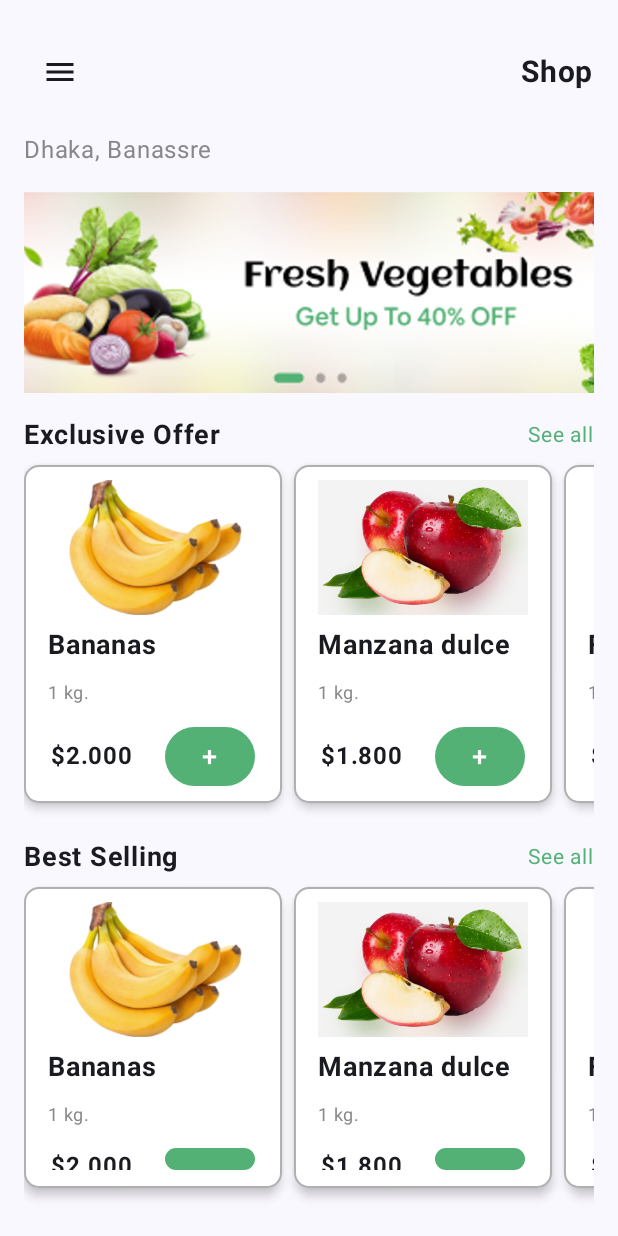
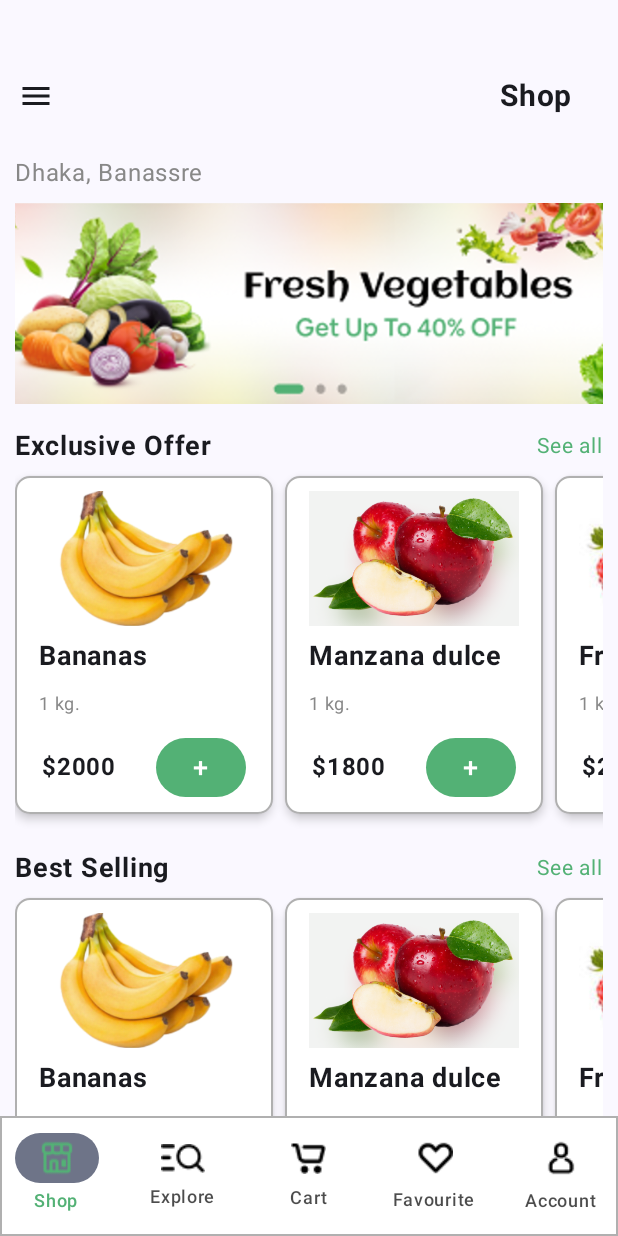
Before and after one commit to TobiasIni/TP3-NectarProject, an Android app built with Jetpack Compose: the HomeScreen screen opened through its navigation route, on a phone screen of 412 x 824 dp. Run offline under Robolectric (Android 15) with nearby library versions, the phone set to English and light mode, and no system bars.

Commit message:
HomeScreen, CartScreen, FilterScreen, otros componentes y mitigación de errores

```diff
--- a/app/src/main/java/com/example/nectar/Components.kt
+++ b/app/src/main/java/com/example/nectar/Components.kt
@@ -545,7 +545,7 @@ fun CustomTopBar(title: String) {
                 Icon(Icons.Default.Menu, contentDescription = "Menu")
             }
         },
-        colors = TopAppBarDefaults.smallTopAppBarColors(containerColor = Color.White),
+        colors = TopAppBarDefaults.topAppBarColors(containerColor = Color.White),
 
         )
 }
@@ -575,7 +575,9 @@ fun BottomNavigationBar() {
     NavigationBar(
         containerColor = Color.White,
         contentColor = Color.Black,
-        modifier = Modifier.border(1.dp, color = lightGrayColor)
+        modifier = Modifier
+            .border(1.dp, color = lightGrayColor)
+            .fillMaxWidth()
     ) {
         items.forEachIndexed { index, item ->
             NavigationBarItem(
--- a/app/src/main/java/com/example/nectar/OnBoard/OnBoardScreens.kt
+++ b/app/src/main/java/com/example/nectar/OnBoard/OnBoardScreens.kt
@@ -22,6 +22,8 @@ import com.example.nectar.BotonPrincipal
 import com.example.nectar.R
 import com.example.nectar.ui.theme.NectarTheme
 import com.example.nectar.ui.theme.VerdePersonalizado
+import com.example.nectar.ui.theme.lightGrayColor
+import com.example.nectar.ui.theme.verde
 
 @Composable
 fun OnBoard() {
@@ -79,7 +81,7 @@ fun OnBoard() {
             Text(
                 text = "Get your groceries in as fast as one hour",
                 fontSize = 14.sp,
-                color = Color.Gray,
+                color = lightGrayColor,
                 fontWeight = FontWeight.Bold,
                 modifier = Modifier
                     .padding(top = 4.dp, bottom = 20.dp)
@@ -88,7 +90,7 @@ fun OnBoard() {
             )
 
             // Botón principal
-            BotonPrincipal(body = "Get Started", color = VerdePersonalizado , onClick = {})
+            BotonPrincipal(body = "Get Started", color = verde , onClick = {})
         }
     }
 }
--- a/app/src/main/java/com/example/nectar/home/HomeScreen.kt
+++ b/app/src/main/java/com/example/nectar/home/HomeScreen.kt
@@ -4,52 +4,59 @@ import androidx.compose.foundation.layout.Arrangement
 import androidx.compose.foundation.layout.Box
 import androidx.compose.foundation.layout.Column
 import androidx.compose.foundation.layout.Row
-import androidx.compose.foundation.layout.Spacer
 import androidx.compose.foundation.layout.fillMaxSize
 import androidx.compose.foundation.layout.fillMaxWidth
 import androidx.compose.foundation.layout.height
 import androidx.compose.foundation.layout.padding
 import androidx.compose.foundation.layout.width
+import androidx.compose.foundation.lazy.LazyColumn
 import androidx.compose.foundation.lazy.LazyRow
 import androidx.compose.foundation.lazy.items
-import androidx.compose.material.icons.Icons
-import androidx.compose.material.icons.filled.Menu
-import androidx.compose.material3.Icon
-import androidx.compose.material3.IconButton
-import androidx.compose.material3.Surface
+import androidx.compose.material3.Scaffold
 import androidx.compose.material3.Text
 import androidx.compose.runtime.Composable
 import androidx.compose.ui.Alignment
 import androidx.compose.ui.Modifier
 import androidx.compose.ui.graphics.Color
 import androidx.compose.ui.layout.ContentScale
-import androidx.compose.ui.res.colorResource
 import androidx.compose.ui.res.painterResource
 import androidx.compose.ui.text.font.FontWeight
 import androidx.compose.ui.tooling.preview.Preview
 import androidx.compose.ui.unit.dp
 import androidx.compose.ui.unit.sp
+import androidx.navigation.compose.rememberNavController
 import androidx.navigation.NavController
-import androidx.navigation.compose.rememberNavController
-import com.example.nectar.BottomNavigationBar
+import com.example.nectar.BottomNavBarPreview
 import com.example.nectar.R
 import com.example.nectar.ui.theme.NectarTheme
 import com.example.nectar.ui.theme.components.Product
 import com.example.nectar.ui.theme.components.ProductCard
+import com.example.nectar.ui.theme.components.TopAppBar
 import com.example.nectar.ui.theme.components.sampleProducts
 import androidx.compose.foundation.Image as Image
 
 
 @Composable
 fun HomeScreen(navController: NavController) {
-    Surface {
     NectarTheme {
+        Scaffold (
+            topBar = { TopAppBar("Shop") },
+            bottomBar = { BottomNavBarPreview() }
+        ){  paddingValues ->
+            LazyColumn (
+                modifier = Modifier
+                    .fillMaxSize()
+                    .padding(paddingValues)
+            ) {
+                item {
+                    Row(
+                        modifier = Modifier
+                            .fillMaxSize()
+                    ) {
                         Column(
                             modifier = Modifier
-                    .fillMaxSize()
-                    .padding(16.dp)
+                                .padding(10.dp,0.dp,10.dp,10.dp) // Deja espacio para la barra de navegación
                         ) {
-                TopAppBar()
                             LocationBar()
                             CarouselBanner()
                             ProductSection(
@@ -62,31 +69,50 @@ fun HomeScreen(navController: NavController) {
                                 products = sampleProducts,
                                 navController = navController
                             )
-                Spacer(modifier = Modifier.weight(1f))
-                BottomNavigationBar()
+                            ProductSection(
+                                title = "Almacén",
+                                products = sampleProducts,
+                                navController = navController
+                            )
+                            ProductSection(
+                                title = "Verdulería",
+                                products = sampleProducts,
+                                navController = navController
+                            )
+                        }
+
                     }
                 }
             }
         }
-
+    }
+}
+/*
 @Composable
-fun TopAppBar() {
+fun TopAppBar(title: String) {
     Row(
         modifier = Modifier
             .fillMaxWidth()
-            .padding(vertical = 8.dp),
+            .padding(0.dp, 40.dp, 10.dp, 0.dp),
         horizontalArrangement = Arrangement.SpaceBetween,
         verticalAlignment = Alignment.CenterVertically
     ) {
         IconButton(onClick = {  }) {
             Icon(
                 imageVector = Icons.Default.Menu,
-                contentDescription = "Menu"
+                contentDescription = "Menu",
+                //modifier = Modifier.padding(8.dp, 8.dp, 20.dp, 8.dp)
             )
         }
-        Text(text = "Shop", fontSize = 20.sp, fontWeight = FontWeight.Bold)
+        Text(
+            text = title,
+            fontSize = 20.sp,
+            fontWeight = FontWeight.Bold,
+            modifier = Modifier
+                .padding(0.dp, 8.dp, 20.dp, 8.dp)
+        )
     }
-}
+}*/
 
 @Composable
 fun LocationBar() {
@@ -94,7 +120,7 @@ fun LocationBar() {
         text = "Dhaka, Banassre",
         fontSize = 16.sp,
         color = Color.Gray,
-        modifier = Modifier.padding(vertical = 8.dp)
+        modifier = Modifier.padding(0.dp,15.dp,8.dp,0.dp)
     )
 }
 
@@ -141,7 +167,8 @@ fun ProductSection(title: String, products: List<Product>, navController: NavCon
             modifier = Modifier.padding(vertical = 8.dp)
         ) {
             items(products) { product ->
-                ProductCard(navController = navController,
+                ProductCard(
+                    navController = navController,
                     product = product,
                     modifier = Modifier
                         .width(180.dp) // Ajusta el ancho de cada tarjeta de producto
@@ -151,6 +178,16 @@ fun ProductSection(title: String, products: List<Product>, navController: NavCon
         }
     }
 }
+/*
+@Preview(showBackground = true)
+@Composable
+fun BottomNavigationBarPreview() {
+    Row (
+        verticalAlignment = Alignment.Bottom
+    ) {
+        BottomNavigationBar()
+    }
+}*/
 
 @Preview(showBackground = true)
 @Composable
--- a/app/src/main/java/com/example/nectar/ui/theme/Color.kt
+++ b/app/src/main/java/com/example/nectar/ui/theme/Color.kt
@@ -13,3 +13,5 @@ val Pink40 = Color(0xFF7D5260)
 val VerdePersonalizado = Color(0xFF00B36F)
 val verde = Color(0xFF53B175)
 val lightGrayColor = Color(0xFFB0B0B0)
+
+val grisCarrito = Color(0xFFE3E3E3)
--- a/app/src/main/java/com/example/nectar/ui/theme/components/CardItem.kt
+++ b/app/src/main/java/com/example/nectar/ui/theme/components/CardItem.kt
@@ -35,15 +35,20 @@ import com.example.nectar.navigation.AppScreems
 import com.example.nectar.ui.theme.lightGrayColor
 import com.example.nectar.ui.theme.verde
 
-data class Product(val imageRes: Int, val name: String, val details: String, val price: String)
+data class Product(val imageRes: Int, val name: String, val categoria: String, val details: String, val price: Int)
 
 val sampleProducts = listOf(
-    Product(R.drawable.banana, "Bananas", "1 kg.", "$2.000"),
-    Product(R.drawable.apples, "Manzana dulce", "1 kg.", "$1.800"),
-    Product(R.drawable.banana, "Frutillas", "1 kg.", "$2.500")
+    Product(R.drawable.banana, "Bananas", "Verduleria", "1 kg.", 2000),
+    Product(R.drawable.apples, "Manzana dulce", "Verduleria", "1 kg.", 1800),
+    Product(R.drawable.frutillas, "Frutillas", "Verduleria", "1 kg.", 2500),
+    Product(R.drawable.lentejas, "Lentejas", "Almacen", "1 kg.", 2500),
+    Product(R.drawable.servilletas, "Servilletas", "Limpieza", "1 kg.", 2500),
+    Product(R.drawable.uvas, "Uvas", "Verduleria","1 kg.", 2500),
+    Product(R.drawable.uvas, "Uvas", "Verduleria","1 kg.", 2500),
+    Product(R.drawable.uvas, "Uvas", "Verduleria","1 kg.", 2500)
 )
 
-val product = Product(R.drawable.banana, "Bananas", "1 kg.", "$2.000")
+val product = Product(R.drawable.banana, "Bananas", "Verduleria","1 kg.", 2000)
 
 @Composable
 fun ProductCard(product: Product, navController: NavController, modifier: Modifier = Modifier) {
@@ -90,7 +95,7 @@ fun ProductCard(product: Product, navController: NavController, modifier: Modifi
                 verticalAlignment = Alignment.CenterVertically
             ) {
                 Text(
-                    text = product.price,
+                    text = "$${product.price}",
                     fontSize = 16.sp,
                     fontWeight = FontWeight.Bold
                 )
--- /dev/null
+++ b/app/src/main/java/com/example/nectar/ui/theme/components/TopAppBar.kt
@@ -0,0 +1,43 @@
+package com.example.nectar.ui.theme.components
+
+import androidx.compose.foundation.layout.Arrangement
+import androidx.compose.foundation.layout.Row
+import androidx.compose.foundation.layout.fillMaxWidth
+import androidx.compose.foundation.layout.padding
+import androidx.compose.material.icons.Icons
+import androidx.compose.material.icons.filled.Menu
+import androidx.compose.material3.Icon
+import androidx.compose.material3.IconButton
+import androidx.compose.material3.Text
+import androidx.compose.runtime.Composable
+import androidx.compose.ui.Alignment
+import androidx.compose.ui.Modifier
+import androidx.compose.ui.text.font.FontWeight
+import androidx.compose.ui.unit.dp
+import androidx.compose.ui.unit.sp
+
+@Composable
+fun TopAppBar(title: String) {
+    Row(
+        modifier = Modifier
+            .fillMaxWidth()
+            .padding(0.dp, 40.dp, 10.dp, 0.dp),
+        horizontalArrangement = Arrangement.SpaceBetween,
+        verticalAlignment = Alignment.CenterVertically
+    ) {
+        IconButton(onClick = {  }) {
+            Icon(
+                imageVector = Icons.Default.Menu,
+                contentDescription = "Menu",
+                //modifier = Modifier.padding(8.dp, 8.dp, 20.dp, 8.dp)
+            )
+        }
+        Text(
+            text = title,
+            fontSize = 20.sp,
+            fontWeight = FontWeight.Bold,
+            modifier = Modifier
+                .padding(0.dp, 8.dp, 20.dp, 8.dp)
+        )
+    }
+}
```
Also changed, not shown: app/src/main/java/com/example/nectar/cart/Cart.kt (+90 -65 lines), app/src/main/java/com/example/nectar/ui/theme/components/AddItemCart.kt (added, +68 -0 lines), app/src/main/res/drawable/frutillas.png (added), app/src/main/res/drawable/icon_minus.png (added), app/src/main/res/drawable/icon_plus.png (added), app/src/main/res/drawable/lentejas.png (added), app/src/main/res/drawable/servilletas.png (added), app/src/main/res/drawable/uvas.png (added). Lines whose indentation alone changed are shown as unchanged.
